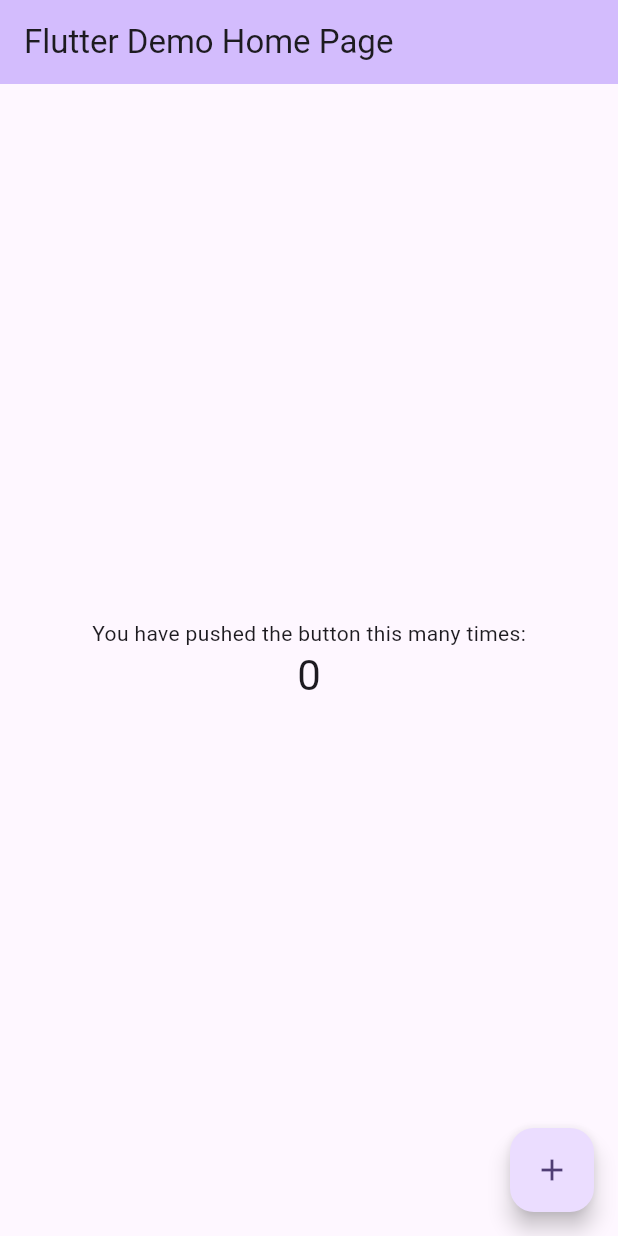
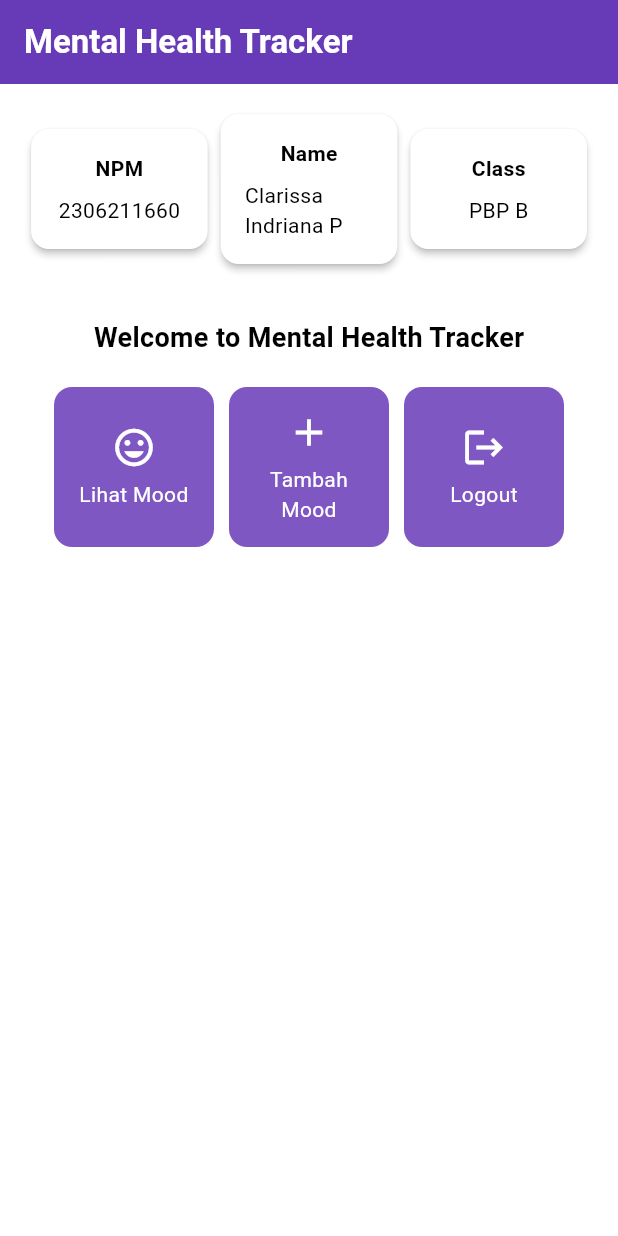
Before and after one commit to clarissaindriana/mental-health-tracker-mobile, a Flutter app: the screen it shows after launch, on a phone screen of 412 x 824 dp. Run offline on Flutter 3.47's test engine with Material 3 defaults, Android fonts, the phone set to English and light mode, and no system bars.

Commit message:
Tutorial 6

```diff
--- a/lib/main.dart
+++ b/lib/main.dart
@@ -1,4 +1,5 @@
 import 'package:flutter/material.dart';
+import 'package:mental_health_tracker/menu.dart';
 
 void main() {
   runApp(const MyApp());
@@ -13,113 +14,11 @@ class MyApp extends StatelessWidget {
     return MaterialApp(
       title: 'Flutter Demo',
       theme: ThemeData(
-        // This is the theme of your application.
-        //
-        // TRY THIS: Try running your application with "flutter run". You'll see
-        // the application has a purple toolbar. Then, without quitting the app,
-        // try changing the seedColor in the colorScheme below to Colors.green
-        // and then invoke "hot reload" (save your changes or press the "hot
-        // reload" button in a Flutter-supported IDE, or press "r" if you used
-        // the command line to start the app).
-        //
-        // Notice that the counter didn't reset back to zero; the application
-        // state is not lost during the reload. To reset the state, use hot
-        // restart instead.
-        //
-        // This works for code too, not just values: Most code changes can be
-        // tested with just a hot reload.
-        colorScheme: ColorScheme.fromSeed(seedColor: Colors.deepPurple),
-        useMaterial3: true,
+        colorScheme: ColorScheme.fromSwatch(
+          primarySwatch: Colors.deepPurple,
+        ).copyWith(secondary: Colors.deepPurple[400]),
       ),
-      home: const MyHomePage(title: 'Flutter Demo Home Page'),
+      home: MyHomePage(),
     );
   }
 }
-
-class MyHomePage extends StatefulWidget {
-  const MyHomePage({super.key, required this.title});
-
-  // This widget is the home page of your application. It is stateful, meaning
-  // that it has a State object (defined below) that contains fields that affect
-  // how it looks.
-
-  // This class is the configuration for the state. It holds the values (in this
-  // case the title) provided by the parent (in this case the App widget) and
-  // used by the build method of the State. Fields in a Widget subclass are
-  // always marked "final".
-
-  final String title;
-
-  @override
-  State<MyHomePage> createState() => _MyHomePageState();
-}
-
-class _MyHomePageState extends State<MyHomePage> {
-  int _counter = 0;
-
-  void _incrementCounter() {
-    setState(() {
-      // This call to setState tells the Flutter framework that something has
-      // changed in this State, which causes it to rerun the build method below
-      // so that the display can reflect the updated values. If we changed
-      // _counter without calling setState(), then the build method would not be
-      // called again, and so nothing would appear to happen.
-      _counter++;
-    });
-  }
-
-  @override
-  Widget build(BuildContext context) {
-    // This method is rerun every time setState is called, for instance as done
-    // by the _incrementCounter method above.
-    //
-    // The Flutter framework has been optimized to make rerunning build methods
-    // fast, so that you can just rebuild anything that needs updating rather
-    // than having to individually change instances of widgets.
-    return Scaffold(
-      appBar: AppBar(
-        // TRY THIS: Try changing the color here to a specific color (to
-        // Colors.amber, perhaps?) and trigger a hot reload to see the AppBar
-        // change color while the other colors stay the same.
-        backgroundColor: Theme.of(context).colorScheme.inversePrimary,
-        // Here we take the value from the MyHomePage object that was created by
-        // the App.build method, and use it to set our appbar title.
-        title: Text(widget.title),
-      ),
-      body: Center(
-        // Center is a layout widget. It takes a single child and positions it
-        // in the middle of the parent.
-        child: Column(
-          // Column is also a layout widget. It takes a list of children and
-          // arranges them vertically. By default, it sizes itself to fit its
-          // children horizontally, and tries to be as tall as its parent.
-          //
-          // Column has various properties to control how it sizes itself and
-          // how it positions its children. Here we use mainAxisAlignment to
-          // center the children vertically; the main axis here is the vertical
-          // axis because Columns are vertical (the cross axis would be
-          // horizontal).
-          //
-          // TRY THIS: Invoke "debug painting" (choose the "Toggle Debug Paint"
-          // action in the IDE, or press "p" in the console), to see the
-          // wireframe for each widget.
-          mainAxisAlignment: MainAxisAlignment.center,
-          children: <Widget>[
-            const Text(
-              'You have pushed the button this many times:',
-            ),
-            Text(
-              '$_counter',
-              style: Theme.of(context).textTheme.headlineMedium,
-            ),
-          ],
-        ),
-      ),
-      floatingActionButton: FloatingActionButton(
-        onPressed: _incrementCounter,
-        tooltip: 'Increment',
-        child: const Icon(Icons.add),
-      ), // This trailing comma makes auto-formatting nicer for build methods.
-    );
-  }
-}
--- /dev/null
+++ b/lib/menu.dart
@@ -0,0 +1,186 @@
+import 'package:flutter/material.dart';
+
+class MyHomePage extends StatelessWidget {
+  final String npm = '2306211660'; // NPM
+  final String name = 'Clarissa Indriana P'; // Nama
+  final String className = 'PBP B'; // Kelas
+
+  final List<ItemHomepage> items = [
+    ItemHomepage("Lihat Mood", Icons.mood),
+    ItemHomepage("Tambah Mood", Icons.add),
+    ItemHomepage("Logout", Icons.logout),
+  ];
+
+  MyHomePage({super.key});
+  @override
+  Widget build(BuildContext context) {
+    // Scaffold menyediakan struktur dasar halaman dengan AppBar dan body.
+    return Scaffold(
+      // AppBar adalah bagian atas halaman yang menampilkan judul.
+      appBar: AppBar(
+        // Judul aplikasi "Mental Health Tracker" dengan teks putih dan tebal.
+        title: const Text(
+          'Mental Health Tracker',
+          style: TextStyle(
+            color: Colors.white,
+            fontWeight: FontWeight.bold,
+          ),
+        ),
+        // Warna latar belakang AppBar diambil dari skema warna tema aplikasi.
+        backgroundColor: Theme.of(context).colorScheme.primary,
+      ),
+      // Body halaman dengan padding di sekelilingnya.
+      body: Padding(
+        padding: const EdgeInsets.all(16.0),
+        // Menyusun widget secara vertikal dalam sebuah kolom.
+        child: Column(
+          crossAxisAlignment: CrossAxisAlignment.center,
+          children: [
+            // Row untuk menampilkan 3 InfoCard secara horizontal.
+            Row(
+              mainAxisAlignment: MainAxisAlignment.spaceEvenly,
+              children: [
+                InfoCard(title: 'NPM', content: npm),
+                InfoCard(title: 'Name', content: name),
+                InfoCard(title: 'Class', content: className),
+              ],
+            ),
+
+            // Memberikan jarak vertikal 16 unit.
+            const SizedBox(height: 16.0),
+
+            // Menempatkan widget berikutnya di tengah halaman.
+            Center(
+              child: Column(
+                // Menyusun teks dan grid item secara vertikal.
+
+                children: [
+                  // Menampilkan teks sambutan dengan gaya tebal dan ukuran 18.
+                  const Padding(
+                    padding: EdgeInsets.only(top: 16.0),
+                    child: Text(
+                      'Welcome to Mental Health Tracker',
+                      style: TextStyle(
+                        fontWeight: FontWeight.bold,
+                        fontSize: 18.0,
+                      ),
+                    ),
+                  ),
+
+                  // Grid untuk menampilkan ItemCard dalam bentuk grid 3 kolom.
+                  GridView.count(
+                    primary: true,
+                    padding: const EdgeInsets.all(20),
+                    crossAxisSpacing: 10,
+                    mainAxisSpacing: 10,
+                    crossAxisCount: 3,
+                    // Agar grid menyesuaikan tinggi kontennya.
+                    shrinkWrap: true,
+
+                    // Menampilkan ItemCard untuk setiap item dalam list items.
+                    children: items.map((ItemHomepage item) {
+                      return ItemCard(item);
+                    }).toList(),
+                  ),
+                ],
+              ),
+            ),
+          ],
+        ),
+      ),
+    );
+  }
+}
+
+class ItemHomepage {
+  final String name;
+  final IconData icon;
+
+  ItemHomepage(this.name, this.icon);
+}
+
+class ItemCard extends StatelessWidget {
+  // Menampilkan kartu dengan ikon dan nama.
+
+  final ItemHomepage item;
+
+  const ItemCard(this.item, {super.key});
+
+  @override
+  Widget build(BuildContext context) {
+    return Material(
+      // Menentukan warna latar belakang dari tema aplikasi.
+      color: Theme.of(context).colorScheme.secondary,
+      // Membuat sudut kartu melengkung.
+      borderRadius: BorderRadius.circular(12),
+
+      child: InkWell(
+        // Aksi ketika kartu ditekan.
+        onTap: () {
+          // Menampilkan pesan SnackBar saat kartu ditekan.
+          ScaffoldMessenger.of(context)
+            ..hideCurrentSnackBar()
+            ..showSnackBar(SnackBar(
+                content: Text("Kamu telah menekan tombol ${item.name}!")));
+        },
+        // Container untuk menyimpan Icon dan Text
+        child: Container(
+          padding: const EdgeInsets.all(8),
+          child: Center(
+            child: Column(
+              // Menyusun ikon dan teks di tengah kartu.
+              mainAxisAlignment: MainAxisAlignment.center,
+              children: [
+                Icon(
+                  item.icon,
+                  color: Colors.white,
+                  size: 30.0,
+                ),
+                const Padding(padding: EdgeInsets.all(3)),
+                Text(
+                  item.name,
+                  textAlign: TextAlign.center,
+                  style: const TextStyle(color: Colors.white),
+                ),
+              ],
+            ),
+          ),
+        ),
+      ),
+    );
+  }
+}
+
+class InfoCard extends StatelessWidget {
+  // Kartu informasi yang menampilkan title dan content.
+
+  final String title; // Judul kartu.
+  final String content; // Isi kartu.
+
+  const InfoCard({super.key, required this.title, required this.content});
+
+  @override
+  Widget build(BuildContext context) {
+    return Card(
+      // Membuat kotak kartu dengan bayangan dibawahnya.
+      elevation: 2.0,
+      child: Container(
+        // Mengatur ukuran dan jarak di dalam kartu.
+        width: MediaQuery.of(context).size.width /
+            3.5, // menyesuaikan dengan lebar device yang digunakan.
+        padding: const EdgeInsets.all(16.0),
+        // Menyusun title dan content secara vertikal.
+        child: Column(
+          children: [
+            Text(
+              title,
+              style: const TextStyle(fontWeight: FontWeight.bold),
+            ),
+            const SizedBox(height: 8.0),
+            Text(content),
+          ],
+        ),
+      ),
+    );
+  }
+}
```
